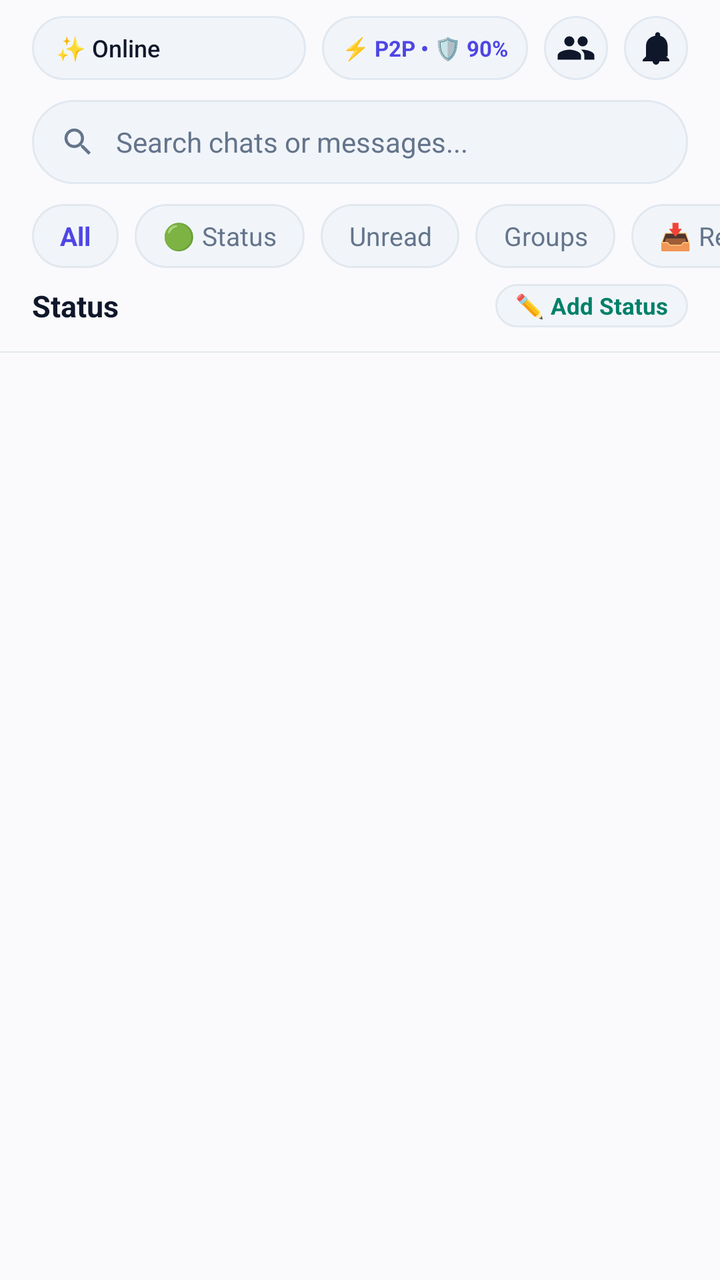
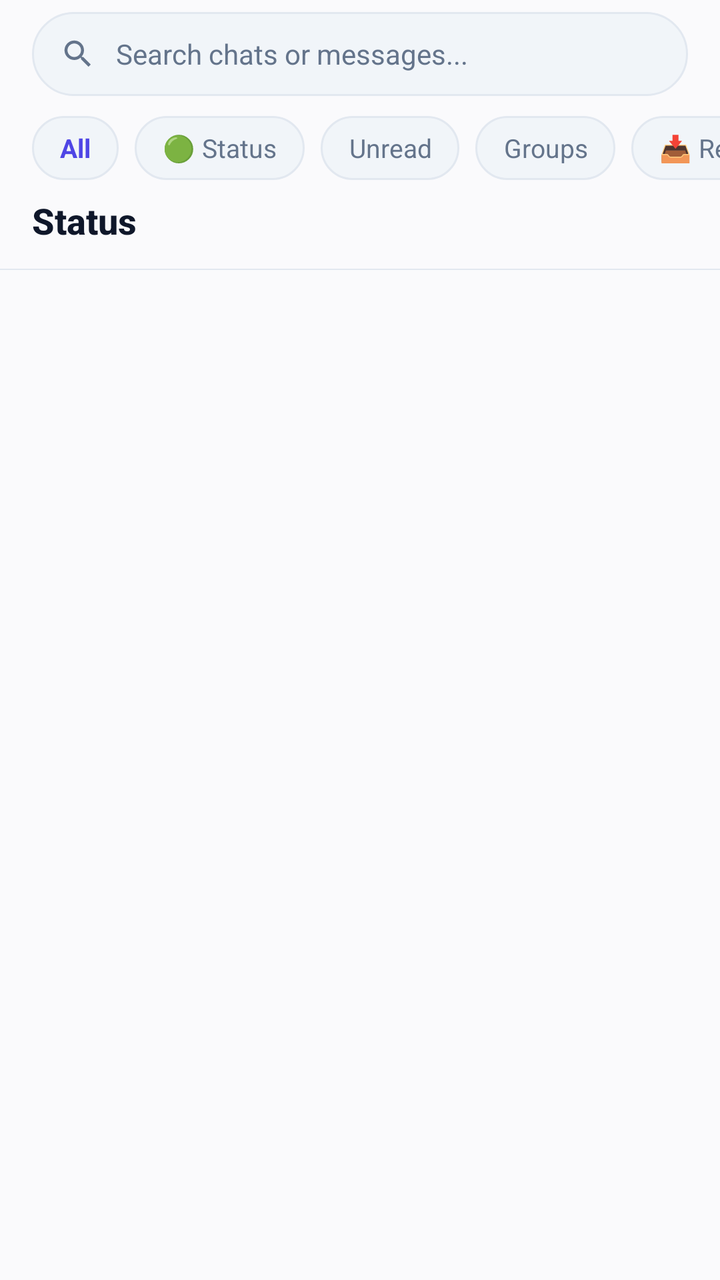

Before-and-after screenshots of an Android layout around one commit, followed by the original layout XML and the change that was made.
<!-- AndroidManifest.xml: application theme Theme.VEIL -->
<!-- res/layout/fragment_home.xml -->
<?xml version="1.0" encoding="utf-8"?>
<RelativeLayout xmlns:android="http://schemas.android.com/apk/res/android"
    xmlns:app="http://schemas.android.com/apk/res-auto"
    android:layout_width="match_parent"
    android:layout_height="match_parent"
    android:background="@color/colorBackground">

    <androidx.coordinatorlayout.widget.CoordinatorLayout
        android:id="@+id/homeCoordinatorLayout"
        android:layout_width="match_parent"
        android:layout_height="match_parent">

        <com.google.android.material.appbar.AppBarLayout
            android:id="@+id/homeAppBarLayout"
            android:layout_width="match_parent"
            android:layout_height="wrap_content"
            android:background="@android:color/transparent"
            app:elevation="0dp">

            <LinearLayout
                android:id="@+id/homeHeaderSection"
                android:layout_width="match_parent"
                android:layout_height="wrap_content"
                android:orientation="vertical"
                app:layout_scrollFlags="scroll|enterAlways">

            
            <LinearLayout
                android:id="@+id/personaStatusBar"
                android:layout_width="match_parent"
                android:layout_height="wrap_content"
                android:orientation="horizontal"
                android:gravity="center_vertical"
                android:paddingStart="16dp"
                android:paddingEnd="16dp"
                android:paddingTop="8dp"
                android:paddingBottom="4dp">

                <TextView
                    android:id="@+id/btnActivePersona"
                    android:layout_width="0dp"
                    android:layout_height="32dp"
                    android:layout_weight="1"
                    android:background="@drawable/bg_filter_chip"
                    android:gravity="center_vertical"
                    android:paddingStart="12dp"
                    android:paddingEnd="12dp"
                    android:text="✨ Online"
                    android:textColor="@color/textPrimary"
                    android:textSize="12sp"
                    android:fontFamily="sans-serif-medium"
                    android:maxLines="1"
                    android:ellipsize="end" />

                <TextView
                    android:id="@+id/tvMeshStatusPill"
                    android:layout_width="wrap_content"
                    android:layout_height="32dp"
                    android:layout_marginStart="8dp"
                    android:background="@drawable/bg_filter_chip"
                    android:gravity="center"
                    android:paddingStart="10dp"
                    android:paddingEnd="10dp"
                    android:text="⚡ P2P • 🛡️ 90%"
                    android:textColor="@color/colorPrimary"
                    android:textSize="11sp"
                    android:textStyle="bold" />

                <ImageButton
                    android:id="@+id/btnQuickNewGroup"
                    android:layout_width="32dp"
                    android:layout_height="32dp"
                    android:layout_marginStart="8dp"
                    android:background="@drawable/bg_filter_chip"
                    android:src="@drawable/ic_group"
                    android:padding="6dp"
                    android:scaleType="fitCenter"
                    app:tint="@color/textPrimary"
                    android:contentDescription="New Group" />

                <ImageButton
                    android:id="@+id/btnNotificationsBell"
                    android:layout_width="32dp"
                    android:layout_height="32dp"
                    android:layout_marginStart="8dp"
                    android:background="@drawable/bg_filter_chip"
                    android:src="@drawable/ic_notifications"
                    android:padding="6dp"
                    android:scaleType="fitCenter"
                    app:tint="@color/textPrimary"
                    android:contentDescription="Notifications" />
            </LinearLayout>

            
            <LinearLayout
                android:id="@+id/searchContainer"
                android:layout_width="match_parent"
                android:layout_height="42dp"
                android:layout_marginStart="16dp"
                android:layout_marginEnd="16dp"
                android:layout_marginTop="6dp"
                android:layout_marginBottom="4dp"
                android:background="@drawable/bg_chat_input"
                android:gravity="center_vertical"
                android:orientation="horizontal"
                android:paddingStart="14dp"
                android:paddingEnd="10dp">

                <ImageView
                    android:layout_width="18dp"
                    android:layout_height="18dp"
                    android:src="@drawable/ic_search"
                    app:tint="@color/textSecondary" />

                <EditText
                    android:id="@+id/etSearchChats"
                    android:layout_width="0dp"
                    android:layout_height="match_parent"
                    android:layout_weight="1"
                    android:layout_marginStart="10dp"
                    android:background="@null"
                    android:hint="Search chats or messages..."
                    android:textColor="@color/textPrimary"
                    android:textColorHint="@color/textSecondary"
                    android:textSize="14sp"
                    android:singleLine="true"
                    android:imeOptions="actionSearch" />

                <ImageView
                    android:id="@+id/btnClearSearch"
                    android:layout_width="24dp"
                    android:layout_height="24dp"
                    android:padding="4dp"
                    android:src="@drawable/ic_close"
                    app:tint="@color/textSecondary"
                    android:visibility="gone" />
            </LinearLayout>

            
            <HorizontalScrollView
                android:id="@+id/filterChipsScrollView"
                android:layout_width="match_parent"
                android:layout_height="wrap_content"
                android:scrollbars="none"
                android:paddingStart="16dp"
                android:paddingEnd="16dp"
                android:paddingTop="6dp"
                android:paddingBottom="6dp"
                android:clipToPadding="false">

                <LinearLayout
                    android:layout_width="wrap_content"
                    android:layout_height="wrap_content"
                    android:orientation="horizontal">

                    <TextView
                        android:id="@+id/chipFilterAll"
                        android:layout_width="wrap_content"
                        android:layout_height="32dp"
                        android:gravity="center"
                        android:paddingStart="14dp"
                        android:paddingEnd="14dp"
                        android:layout_marginEnd="8dp"
                        android:background="@drawable/bg_filter_chip"
                        android:text="All"
                        android:textColor="@color/colorPrimary"
                        android:textStyle="bold"
                        android:textSize="13sp" />

                    <TextView
                        android:id="@+id/chipFilterStatus"
                        android:layout_width="wrap_content"
                        android:layout_height="32dp"
                        android:gravity="center"
                        android:paddingStart="14dp"
                        android:paddingEnd="14dp"
                        android:layout_marginEnd="8dp"
                        android:background="@drawable/bg_filter_chip"
                        android:text="🟢 Status"
                        android:textColor="@color/textSecondary"
                        android:textSize="13sp" />

                    <TextView
                        android:id="@+id/chipFilterUnread"
                        android:layout_width="wrap_content"
                        android:layout_height="32dp"
                        android:gravity="center"
                        android:paddingStart="14dp"
                        android:paddingEnd="14dp"
                        android:layout_marginEnd="8dp"
                        android:background="@drawable/bg_filter_chip"
                        android:text="Unread"
                        android:textColor="@color/textSecondary"
                        android:textSize="13sp" />

                    <TextView
                        android:id="@+id/chipFilterGroups"
                        android:layout_width="wrap_content"
                        android:layout_height="32dp"
                        android:gravity="center"
                        android:paddingStart="14dp"
                        android:paddingEnd="14dp"
                        android:layout_marginEnd="8dp"
                        android:background="@drawable/bg_filter_chip"
                        android:text="Groups"
                        android:textColor="@color/textSecondary"
                        android:textSize="13sp" />

                    <TextView
                        android:id="@+id/chipFilterRequests"
                        android:layout_width="wrap_content"
                        android:layout_height="32dp"
                        android:gravity="center"
                        android:paddingStart="14dp"
                        android:paddingEnd="14dp"
                        android:layout_marginEnd="8dp"
                        android:background="@drawable/bg_filter_chip"
                        android:text="📥 Requests"
                        android:textColor="@color/textSecondary"
                        android:textSize="13sp" />

                    <TextView
                        android:id="@+id/chipFilterVanish"
                        android:layout_width="wrap_content"
                        android:layout_height="32dp"
                        android:gravity="center"
                        android:paddingStart="14dp"
                        android:paddingEnd="14dp"
                        android:layout_marginEnd="8dp"
                        android:background="@drawable/bg_filter_chip"
                        android:text="⏱️ Vanish"
                        android:textColor="@color/textSecondary"
                        android:textSize="13sp" />

                    <TextView
                        android:id="@+id/chipFilterPinned"
                        android:layout_width="wrap_content"
                        android:layout_height="32dp"
                        android:gravity="center"
                        android:paddingStart="14dp"
                        android:paddingEnd="14dp"
                        android:layout_marginEnd="8dp"
                        android:background="@drawable/bg_filter_chip"
                        android:text="📌 Pinned"
                        android:textColor="@color/textSecondary"
                        android:textSize="13sp" />

                    <TextView
                        android:id="@+id/chipFilterSecret"
                        android:layout_width="wrap_content"
                        android:layout_height="32dp"
                        android:gravity="center"
                        android:paddingStart="14dp"
                        android:paddingEnd="14dp"
                        android:background="@drawable/bg_filter_chip"
                        android:text="🔒 Secret Vault"
                        android:textColor="@color/textSecondary"
                        android:textSize="13sp" />
                </LinearLayout>
            </HorizontalScrollView>

            
            <LinearLayout
                android:id="@+id/statusTraySection"
                android:layout_width="match_parent"
                android:layout_height="wrap_content"
                android:orientation="vertical"
                android:paddingTop="2dp"
                android:paddingBottom="6dp">

                <LinearLayout
                    android:layout_width="match_parent"
                    android:layout_height="wrap_content"
                    android:orientation="horizontal"
                    android:gravity="center_vertical"
                    android:paddingStart="16dp"
                    android:paddingEnd="16dp"
                    android:paddingBottom="4dp">

                    <TextView
                        android:layout_width="0dp"
                        android:layout_height="wrap_content"
                        android:layout_weight="1"
                        android:text="Status"
                        android:textColor="@color/textPrimary"
                        android:textSize="15sp"
                        android:textStyle="bold" />

                    <TextView
                        android:id="@+id/btnAddMyStatusHeader"
                        android:layout_width="wrap_content"
                        android:layout_height="wrap_content"
                        android:background="@drawable/bg_filter_chip"
                        android:paddingStart="10dp"
                        android:paddingEnd="10dp"
                        android:paddingTop="3dp"
                        android:paddingBottom="3dp"
                        android:text="✏️ Add Status"
                        android:textColor="#008069"
                        android:textSize="11.5sp"
                        android:textStyle="bold" />
                </LinearLayout>

                <HorizontalScrollView
                    android:id="@+id/statusTilesScrollView"
                    android:layout_width="match_parent"
                    android:layout_height="wrap_content"
                    android:scrollbars="none"
                    android:paddingStart="16dp"
                    android:paddingEnd="16dp"
                    android:clipToPadding="false">

                    <LinearLayout
                        android:id="@+id/statusTilesContainer"
                        android:layout_width="wrap_content"
                        android:layout_height="wrap_content"
                        android:orientation="horizontal" />
                </HorizontalScrollView>

                <View
                    android:layout_width="match_parent"
                    android:layout_height="0.8dp"
                    android:layout_marginTop="8dp"
                    android:background="@color/colorOutline" />
            </LinearLayout>

            
            <LinearLayout
                android:id="@+id/secretVaultRow"
                android:layout_width="match_parent"
                android:layout_height="48dp"
                android:orientation="horizontal"
                android:gravity="center_vertical"
                android:paddingStart="20dp"
                android:paddingEnd="20dp"
                android:background="?attr/selectableItemBackground"
                android:visibility="gone">

                <ImageView
                    android:layout_width="20dp"
                    android:layout_height="20dp"
                    android:src="@drawable/ic_lock"
                    app:tint="@color/colorPrimary" />

                <TextView
                    android:layout_width="0dp"
                    android:layout_height="wrap_content"
                    android:layout_weight="1"
                    android:layout_marginStart="16dp"
                    android:text="Locked chats"
                    android:textColor="@color/textPrimary"
                    android:textSize="15sp"
                    android:fontFamily="sans-serif-medium" />

                <TextView
                    android:id="@+id/secretVaultCount"
                    android:layout_width="wrap_content"
                    android:layout_height="wrap_content"
                    android:textColor="@color/colorPrimary"
                    android:textSize="13sp"
                    android:textStyle="bold"
                    android:text="0" />

            </LinearLayout>

            <View
                android:id="@+id/secretVaultDivider"
                android:layout_width="match_parent"
                android:layout_height="1dp"
                android:background="@color/colorOutline"
                android:visibility="gone" />

            
            <LinearLayout
                android:id="@+id/archivedRow"
                android:layout_width="match_parent"
                android:layout_height="48dp"
                android:orientation="horizontal"
                android:gravity="center_vertical"
                android:paddingStart="20dp"
                android:paddingEnd="20dp"
                android:background="?attr/selectableItemBackground"
                android:visibility="gone">

                <ImageView
                    android:layout_width="20dp"
                    android:layout_height="20dp"
                    android:src="@drawable/ic_archive"
                    app:tint="@color/colorPrimary" />

                <TextView
                    android:layout_width="0dp"
                    android:layout_height="wrap_content"
                    android:layout_weight="1"
                    android:layout_marginStart="16dp"
                    android:text="Archived"
                    android:textColor="@color/textPrimary"
                    android:textSize="15sp"
                    android:fontFamily="sans-serif-medium" />

                <TextView
                    android:id="@+id/archivedCount"
                    android:layout_width="wrap_content"
                    android:layout_height="wrap_content"
                    android:textColor="@color/colorPrimary"
                    android:textSize="13sp"
                    android:textStyle="bold"
                    android:text="0" />

            </LinearLayout>

            <View
                android:id="@+id/archivedDivider"
                android:layout_width="match_parent"
                android:layout_height="1dp"
                android:background="@color/colorOutline"
                android:visibility="gone" />

            </LinearLayout>

        </com.google.android.material.appbar.AppBarLayout>

        
        <androidx.recyclerview.widget.RecyclerView
            android:id="@+id/chatsRecyclerView"
            android:layout_width="match_parent"
            android:layout_height="match_parent"
            app:layout_behavior="@string/appbar_scrolling_view_behavior"
            android:paddingTop="4dp"
            android:paddingBottom="96dp"
            android:clipToPadding="false"
            android:nestedScrollingEnabled="true"
            android:scrollbars="vertical" />

        
        <androidx.core.widget.NestedScrollView
            android:id="@+id/statusFeedScrollView"
            android:layout_width="match_parent"
            android:layout_height="match_parent"
            app:layout_behavior="@string/appbar_scrolling_view_behavior"
            android:visibility="gone"
            android:paddingBottom="96dp"
            android:clipToPadding="false">

            <LinearLayout
                android:id="@+id/statusFeedContainer"
                android:layout_width="match_parent"
                android:layout_height="wrap_content"
                android:orientation="vertical" />
        </androidx.core.widget.NestedScrollView>

        
        <LinearLayout
            android:id="@+id/emptyState"
            android:layout_width="match_parent"
            android:layout_height="match_parent"
            android:orientation="vertical"
            android:gravity="center"
            android:visibility="gone"
            android:padding="32dp"
            android:layout_marginTop="72dp">

            <ImageView
                android:layout_width="72dp"
                android:layout_height="72dp"
                android:src="@drawable/ic_chat_empty"
                android:layout_marginBottom="20dp"
                app:tint="@color/textSecondary"
                android:contentDescription="@string/no_conversations" />

            <TextView
                android:id="@+id/tvEmptyTitle"
                android:layout_width="wrap_content"
                android:layout_height="wrap_content"
                android:text="@string/no_conversations"
                android:textColor="@color/textPrimary"
                android:textSize="20sp"
                android:fontFamily="sans-serif-medium"
                android:layout_marginBottom="8dp" />

            <TextView
                android:id="@+id/tvEmptySubtitle"
                android:layout_width="wrap_content"
                android:layout_height="wrap_content"
                android:text="@string/start_new_conversation_hint"
                android:textColor="@color/textSecondary"
                android:textSize="14sp"
                android:gravity="center"
                android:lineSpacingExtra="2dp" />

            <com.google.android.material.button.MaterialButton
                android:id="@+id/startChatButton"
                android:layout_width="wrap_content"
                android:layout_height="48dp"
                android:text="@string/start_chat"
                android:textColor="@android:color/white"
                app:backgroundTint="@color/colorPrimary"
                app:cornerRadius="24dp"
                android:layout_marginTop="24dp"
                android:paddingStart="28dp"
                android:paddingEnd="28dp" />

        </LinearLayout>

        
        <ProgressBar
            android:id="@+id/loadingBar"
            android:layout_width="wrap_content"
            android:layout_height="wrap_content"
            android:layout_gravity="center"
            android:indeterminateTint="@color/colorPrimary"
            android:visibility="visible" />

    </androidx.coordinatorlayout.widget.CoordinatorLayout>

</RelativeLayout>
<!-- resources referenced by this layout -->
<resources>
  <color name="colorBackground">#FAFAFC</color>
  <color name="colorOutline">#E2E8F0</color>
  <color name="colorPrimary">#4F46E5</color>
  <color name="textPrimary">#0F172A</color>
  <color name="textSecondary">#64748B</color>
  <!-- drawable ic_group (drawable) -->
  <vector xmlns:android="http://schemas.android.com/apk/res/android"
      android:width="24dp"
      android:height="24dp"
      android:viewportWidth="24"
      android:viewportHeight="24">
      <path
          android:fillColor="@color/text_primary"
          android:pathData="M16,11c1.66,0 2.99,-1.34 2.99,-3S17.66,5 16,5c-1.66,0 -3,1.34 -3,3s1.34,3 3,3zM8,11c1.66,0 2.99,-1.34 2.99,-3S9.66,5 8,5C6.34,5 5,6.34 5,8s1.34,3 3,3zM8,13c-2.33,0 -7,1.17 -7,3.5V19h14v-2.5C15,14.17 10.33,13 8,13zM16,13c-0.29,0 -0.62,0.02 -0.97,0.05 1.16,0.84 1.97,1.97 1.97,3.45V19h6v-2.5c0,-2.33 -4.67,-3.5 -7,-3.5z"/>
  </vector>
  <!-- drawable ic_notifications (drawable) -->
  <vector xmlns:android="http://schemas.android.com/apk/res/android"
      android:width="24dp"
      android:height="24dp"
      android:viewportWidth="24"
      android:viewportHeight="24">
      <path
          android:fillColor="@color/text_primary"
          android:pathData="M12,22c1.1,0 2,-0.9 2,-2h-4c0,1.1 0.9,2 2,2zM19,17v-6c0,-3.07 -1.64,-5.64 -4.5,-6.32L14.5,4c0,-0.83 -0.67,-1.5 -1.5,-1.5s-1.5,0.67 -1.5,1.5v0.68C7.63,5.36 6,7.92 6,11v6l-2,2v1h16v-1l-2,-2z"/>
  </vector>
  <string name="no_conversations">No conversations yet</string>
  <string name="start_chat">Start Chat</string>
  <string name="start_new_conversation_hint">Start a new conversation to get started</string>
  <color name="colorSurfaceVariant">#F1F5F9</color>
  <color name="text_primary">#0F172A</color>
  <style name="Base.Theme.VEIL" parent="Theme.Material3.DayNight.NoActionBar">
          <item name="android:statusBarColor">@android:color/transparent</item>
          <item name="android:navigationBarColor">@android:color/transparent</item>
          <item name="android:windowLightStatusBar" tools:targetApi="m">true</item>
          <item name="colorPrimary">@color/colorPrimary</item>
          <item name="colorOnPrimary">@color/colorOnPrimary</item>
          <item name="colorPrimaryContainer">@color/colorPrimaryContainer</item>
          <item name="colorOnPrimaryContainer">@color/colorOnPrimaryContainer</item>
          <item name="colorSurface">@color/colorSurface</item>
          <item name="colorSurfaceVariant">@color/colorSurfaceVariant</item>
          <item name="colorOutline">@color/colorOutline</item>
          <item name="android:colorBackground">@color/colorBackground</item>
          <item name="bottomSheetDialogTheme">@style/ModernBottomSheetDialogTheme</item>
      </style>
  <color name="colorOnPrimary">#FFFFFF</color>
  <color name="colorPrimaryContainer">#EEF2FF</color>
  <color name="colorOnPrimaryContainer">#3730A3</color>
  <color name="colorSurface">#FFFFFF</color>
  <!-- unchanged entries left out for length: 10 -->
</resources>

<!-- the commit's change to res/layout/fragment_home.xml (unified diff, before → after) -->
@@ -23,73 +23,6 @@
                 android:layout_height="wrap_content"
                 android:orientation="vertical"
                 app:layout_scrollFlags="scroll|enterAlways">
-
-            
-            <LinearLayout
-                android:id="@+id/personaStatusBar"
-                android:layout_width="match_parent"
-                android:layout_height="wrap_content"
-                android:orientation="horizontal"
-                android:gravity="center_vertical"
-                android:paddingStart="16dp"
-                android:paddingEnd="16dp"
-                android:paddingTop="8dp"
-                android:paddingBottom="4dp">
-
-                <TextView
-                    android:id="@+id/btnActivePersona"
-                    android:layout_width="0dp"
-                    android:layout_height="32dp"
-                    android:layout_weight="1"
-                    android:background="@drawable/bg_filter_chip"
-                    android:gravity="center_vertical"
-                    android:paddingStart="12dp"
-                    android:paddingEnd="12dp"
-                    android:text="✨ Online"
-                    android:textColor="@color/textPrimary"
-                    android:textSize="12sp"
-                    android:fontFamily="sans-serif-medium"
-                    android:maxLines="1"
-                    android:ellipsize="end" />
-
-                <TextView
-                    android:id="@+id/tvMeshStatusPill"
-                    android:layout_width="wrap_content"
-                    android:layout_height="32dp"
-                    android:layout_marginStart="8dp"
-                    android:background="@drawable/bg_filter_chip"
-                    android:gravity="center"
-                    android:paddingStart="10dp"
-                    android:paddingEnd="10dp"
-                    android:text="⚡ P2P • 🛡️ 90%"
-                    android:textColor="@color/colorPrimary"
-                    android:textSize="11sp"
-                    android:textStyle="bold" />
-
-                <ImageButton
-                    android:id="@+id/btnQuickNewGroup"
-                    android:layout_width="32dp"
-                    android:layout_height="32dp"
-                    android:layout_marginStart="8dp"
-                    android:background="@drawable/bg_filter_chip"
-                    android:src="@drawable/ic_group"
-                    android:padding="6dp"
-                    android:scaleType="fitCenter"
-                    app:tint="@color/textPrimary"
-                    android:contentDescription="New Group" />
-
-                <ImageButton
-                    android:id="@+id/btnNotificationsBell"
-                    android:layout_width="32dp"
-                    android:layout_height="32dp"
-                    android:layout_marginStart="8dp"
-                    android:background="@drawable/bg_filter_chip"
-                    android:src="@drawable/ic_notifications"
-                    android:padding="6dp"
-                    android:scaleType="fitCenter"
-                    app:tint="@color/textPrimary"
-                    android:contentDescription="Notifications" />
-            </LinearLayout>
 
             
             <LinearLayout
@@ -281,23 +214,10 @@
                         android:layout_width="0dp"
                         android:layout_height="wrap_content"
                         android:layout_weight="1"
+                        android:fontFamily="sans-serif-medium"
                         android:text="Status"
-                        android:textColor="@color/textPrimary"
-                        android:textSize="15sp"
-                        android:textStyle="bold" />
-
-                    <TextView
-                        android:id="@+id/btnAddMyStatusHeader"
-                        android:layout_width="wrap_content"
-                        android:layout_height="wrap_content"
-                        android:background="@drawable/bg_filter_chip"
-                        android:paddingStart="10dp"
-                        android:paddingEnd="10dp"
-                        android:paddingTop="3dp"
-                        android:paddingBottom="3dp"
-                        android:text="✏️ Add Status"
-                        android:textColor="#008069"
-                        android:textSize="11.5sp"
+                        android:textColor="@color/colorTextPrimary"
+                        android:textSize="18sp"
                         android:textStyle="bold" />
                 </LinearLayout>
 
<!-- resource entries referenced after the edit -->
@@ -3,28 +3,9 @@
   <color name="colorBackground">#FAFAFC</color>
   <color name="colorOutline">#E2E8F0</color>
   <color name="colorPrimary">#4F46E5</color>
+  <color name="colorTextPrimary">#0F172A</color>
   <color name="textPrimary">#0F172A</color>
   <color name="textSecondary">#64748B</color>
-  <!-- drawable ic_group (drawable) -->
-  <vector xmlns:android="http://schemas.android.com/apk/res/android"
-      android:width="24dp"
-      android:height="24dp"
-      android:viewportWidth="24"
-      android:viewportHeight="24">
-      <path
-          android:fillColor="@color/text_primary"
-          android:pathData="M16,11c1.66,0 2.99,-1.34 2.99,-3S17.66,5 16,5c-1.66,0 -3,1.34 -3,3s1.34,3 3,3zM8,11c1.66,0 2.99,-1.34 2.99,-3S9.66,5 8,5C6.34,5 5,6.34 5,8s1.34,3 3,3zM8,13c-2.33,0 -7,1.17 -7,3.5V19h14v-2.5C15,14.17 10.33,13 8,13zM16,13c-0.29,0 -0.62,0.02 -0.97,0.05 1.16,0.84 1.97,1.97 1.97,3.45V19h6v-2.5c0,-2.33 -4.67,-3.5 -7,-3.5z"/>
-  </vector>
-  <!-- drawable ic_notifications (drawable) -->
-  <vector xmlns:android="http://schemas.android.com/apk/res/android"
-      android:width="24dp"
-      android:height="24dp"
-      android:viewportWidth="24"
-      android:viewportHeight="24">
-      <path
-          android:fillColor="@color/text_primary"
-          android:pathData="M12,22c1.1,0 2,-0.9 2,-2h-4c0,1.1 0.9,2 2,2zM19,17v-6c0,-3.07 -1.64,-5.64 -4.5,-6.32L14.5,4c0,-0.83 -0.67,-1.5 -1.5,-1.5s-1.5,0.67 -1.5,1.5v0.68C7.63,5.36 6,7.92 6,11v6l-2,2v1h16v-1l-2,-2z"/>
-  </vector>
   <string name="no_conversations">No conversations yet</string>
   <string name="start_chat">Start Chat</string>
   <string name="start_new_conversation_hint">Start a new conversation to get started</string>
@@ -38,8 +19,25 @@
           <item name="colorOnPrimary">@color/colorOnPrimary</item>
           <item name="colorPrimaryContainer">@color/colorPrimaryContainer</item>
           <item name="colorOnPrimaryContainer">@color/colorOnPrimaryContainer</item>
+          <item name="colorSecondary">@color/colorSecondary</item>
+          <item name="colorOnSecondary">@color/colorOnSecondary</item>
+          <item name="colorSecondaryContainer">@color/colorSecondaryContainer</item>
+          <item name="colorOnSecondaryContainer">@color/colorOnSecondaryContainer</item>
+          <item name="colorTertiary">@color/colorTertiary</item>
+          <item name="colorOnTertiary">@color/colorOnTertiary</item>
+          <item name="colorTertiaryContainer">@color/colorTertiaryContainer</item>
+          <item name="colorOnTertiaryContainer">@color/colorOnTertiaryContainer</item>
           <item name="colorSurface">@color/colorSurface</item>
+          <item name="colorOnSurface">@color/colorOnSurface</item>
           <item name="colorSurfaceVariant">@color/colorSurfaceVariant</item>
+          <item name="colorOnSurfaceVariant">@color/colorOnSurfaceVariant</item>
+          <item name="colorSurfaceDim">@color/colorSurfaceDim</item>
+          <item name="colorSurfaceBright">@color/colorSurfaceBright</item>
+          <item name="colorSurfaceContainerLowest">@color/colorSurfaceContainerLowest</item>
+          <item name="colorSurfaceContainerLow">@color/colorSurfaceContainerLow</item>
+          <item name="colorSurfaceContainer">@color/colorSurfaceContainer</item>
+          <item name="colorSurfaceContainerHigh">@color/colorSurfaceContainerHigh</item>
+          <item name="colorSurfaceContainerHighest">@color/colorSurfaceContainerHighest</item>
           <item name="colorOutline">@color/colorOutline</item>
           <item name="android:colorBackground">@color/colorBackground</item>
           <item name="bottomSheetDialogTheme">@style/ModernBottomSheetDialogTheme</item>
@@ -47,7 +45,24 @@
   <color name="colorOnPrimary">#FFFFFF</color>
   <color name="colorPrimaryContainer">#EEF2FF</color>
   <color name="colorOnPrimaryContainer">#3730A3</color>
+  <color name="colorSecondary">#0D9488</color>
+  <color name="colorOnSecondary">#FFFFFF</color>
+  <color name="colorSecondaryContainer">#EEF2FF</color>
+  <color name="colorOnSecondaryContainer">#3730A3</color>
+  <color name="colorTertiary">#06B6D4</color>
+  <color name="colorOnTertiary">#FFFFFF</color>
+  <color name="colorTertiaryContainer">#ECFEFF</color>
+  <color name="colorOnTertiaryContainer">#155E75</color>
   <color name="colorSurface">#FFFFFF</color>
+  <color name="colorOnSurface">#0F172A</color>
+  <color name="colorOnSurfaceVariant">#475569</color>
+  <color name="colorSurfaceDim">#E2E8F0</color>
+  <color name="colorSurfaceBright">#FFFFFF</color>
+  <color name="colorSurfaceContainerLowest">#FFFFFF</color>
+  <color name="colorSurfaceContainerLow">#F8FAFC</color>
+  <color name="colorSurfaceContainer">#F1F5F9</color>
+  <color name="colorSurfaceContainerHigh">#E2E8F0</color>
+  <color name="colorSurfaceContainerHighest">#CBD5E1</color>
   <!-- unchanged entries left out for length: 10 -->
 </resources>
 
